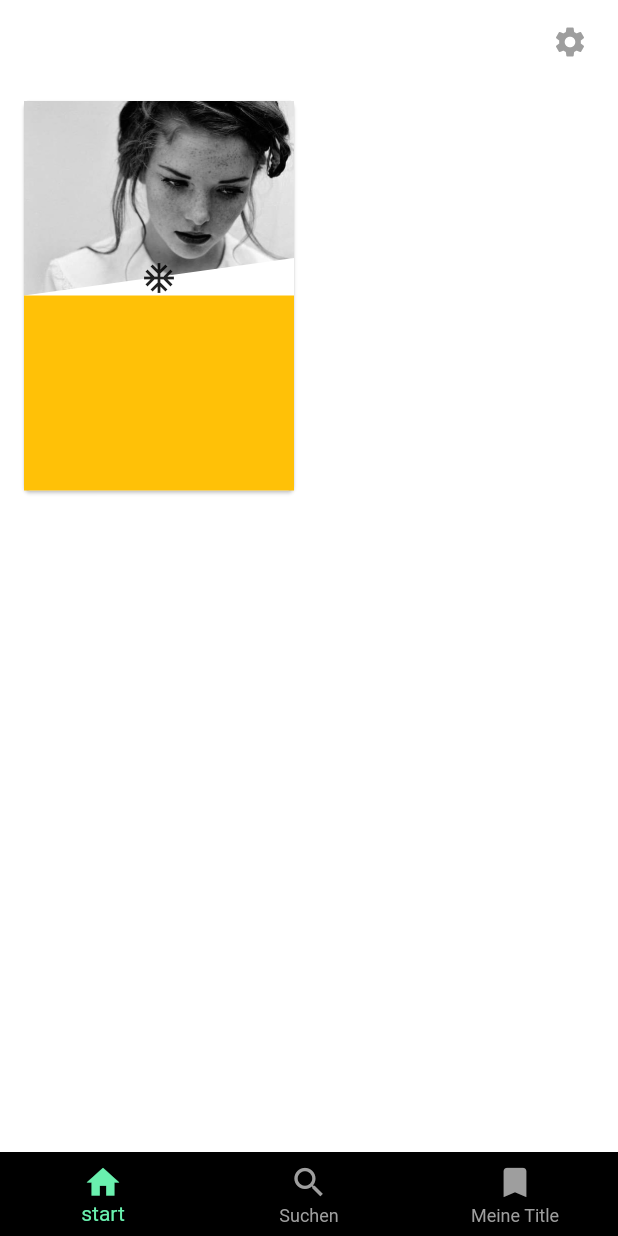
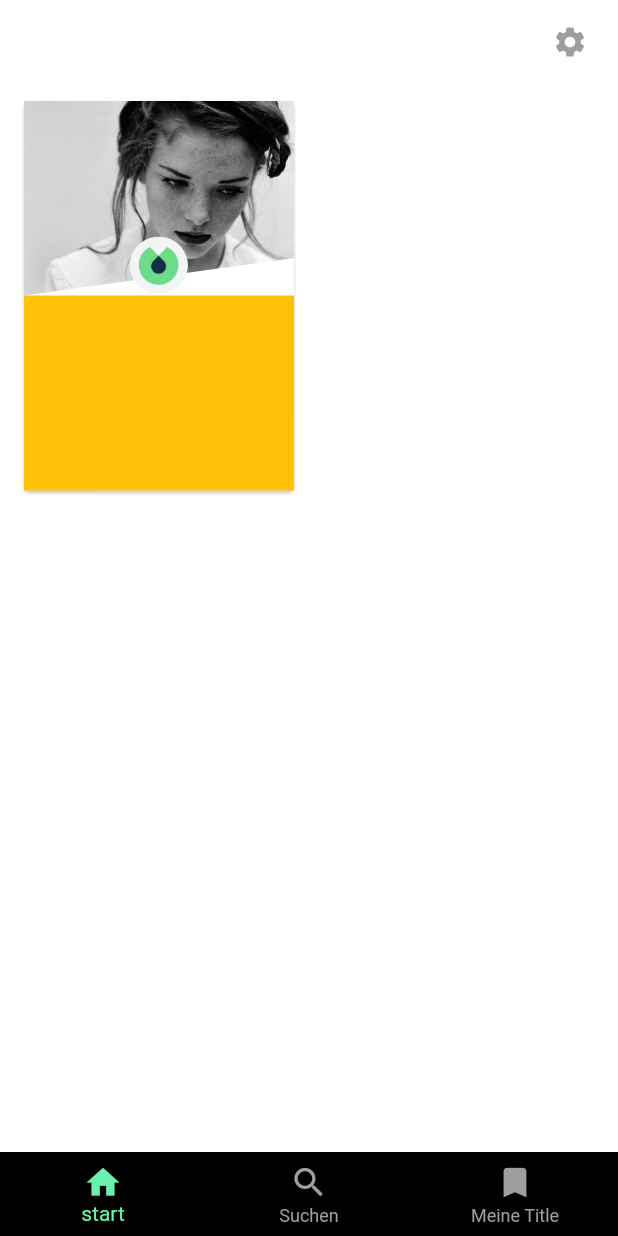
Before and after one commit to hui00/blinkist_flutter_ui, a Flutter app: the screen it shows after launch, on a phone screen of 412 x 824 dp. Run offline on Flutter 3.47's test engine with Material 2 defaults, Android fonts, the phone set to English and light mode, and no system bars.

Commit message:
icon drin jetzt aber umbauen sodass icon mittig

```diff
--- a/lib/suchenPage.dart
+++ b/lib/suchenPage.dart
@@ -127,7 +127,18 @@ class SuchenPage extends StatefulWidget {
                     ),
                     Align(
                       alignment: Alignment.bottomCenter,
-                      child: Icon(Icons.ac_unit),
+                      child: Container(
+                        decoration: BoxDecoration(
+                          shape: BoxShape.circle,
+                        ),
+                        height: 40.0,
+                        width: 80.0,
+                        child: Image.asset(
+                          "assets/iconLeselisten.png",
+                          fit: BoxFit.cover,
+                          alignment: Alignment.center,
+                        ),
+                      ),
                     )
                   ],
                 ),
--- a/pubspec.yaml
+++ b/pubspec.yaml
@@ -40,6 +40,7 @@ flutter:
 
   # To add assets to your application, add an assets section, like this:
   assets:
+    - assets/iconLeselisten.png
     - assets/psychologie.png
     - assets/persoenlicheenwicklung.png
     - assets/first.jpg
```
Also changed, not shown: assets/iconLeselisten.png (added).
